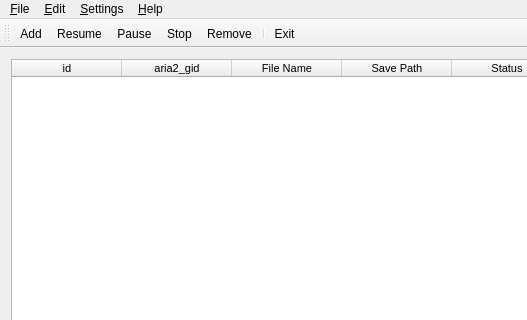
Above: mainwindow.ui from Alir3z4/yoDownet before the change; both pictures show x 0 to 527 and y 0 to 320 of the 664 by 404 pixel window. Below: the same form after it.
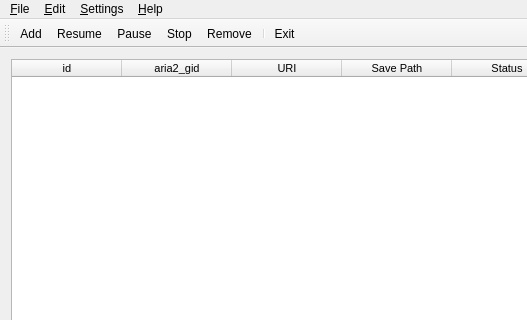
That is the form after the change. Icons and pictures are not drawn.

Diff of the .ui file:
```diff
--- a/mainwindow.ui
+++ b/mainwindow.ui
@@ -116,7 +116,7 @@
       </column>
       <column>
        <property name="text">
-        <string>File Name</string>
+        <string>URI</string>
        </property>
       </column>
       <column>
```
Left out of the diff: 12 changed lines with no effect on the pictures.
